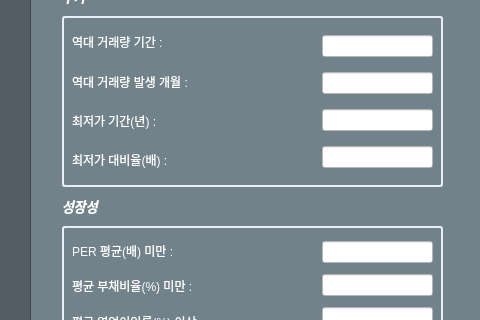
First picture: the form in src/backTest.ui, repository jinsnow948/backtestingJin, before the edit; both pictures show x 0 to 480 and y 100 to 420 of the 819 by 531 pixel window.
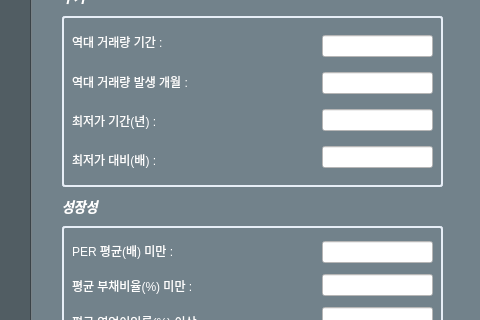
Second picture: the form after the edit.

Commit message: 종목찾기 오류 수정, log 수정, listview에 item 추가

The edit to the form file:
```diff
--- a/src/backTest.ui
+++ b/src/backTest.ui
@@ -78,7 +78,7 @@
       <item>
        <widget class="QLabel" name="lowest_contrast_label">
         <property name="text">
-         <string>&lt;html&gt;&lt;head/&gt;&lt;body&gt;&lt;p&gt;&lt;span style=&quot; color:#ffffff;&quot;&gt;최저가 대비율(배) :&lt;/span&gt;&lt;/p&gt;&lt;/body&gt;&lt;/html&gt;</string>
+         <string>&lt;html&gt;&lt;head/&gt;&lt;body&gt;&lt;p&gt;&lt;span style=&quot; color:#ffffff;&quot;&gt;최저가 대비(배) :&lt;/span&gt;&lt;/p&gt;&lt;/body&gt;&lt;/html&gt;</string>
         </property>
        </widget>
       </item>
```
The commit also changes 2 other files.
